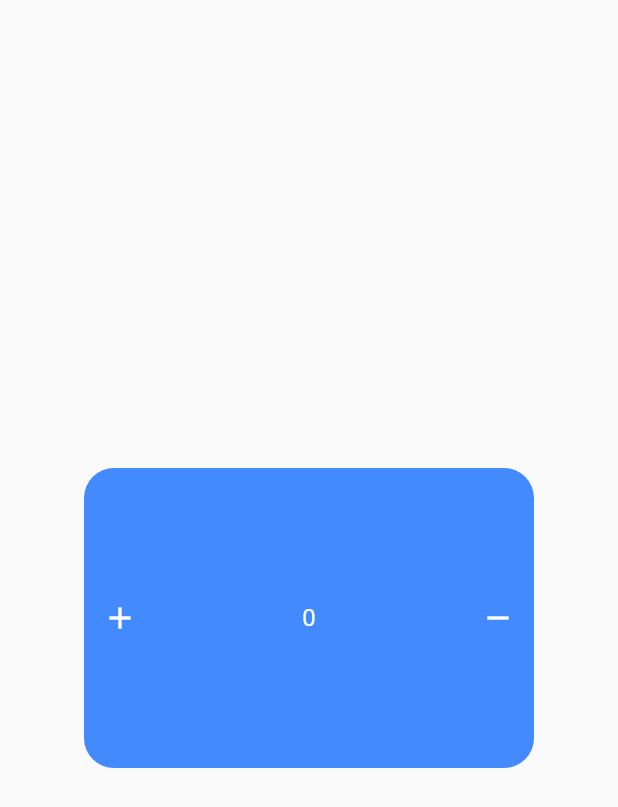
After one commit to ahmedeidhefny/get_x_ecosystem_fluter_master, a Flutter app: the screen it shows after launch, after a tap on the "add" icon, after a tap on the "remove" icon, on a phone screen of 412 x 824 dp. The commit adds this screen. Shown: the top 807 px of the screen. Run offline on Flutter 3.47's test engine with Material 2 defaults, Android fonts, the phone set to English and light mode, and no system bars; our stand-ins replace get.

Commit message:
[NEW] GetX 1- State Management (GET BUILDER)

```diff
--- /dev/null
+++ b/lib/controller/counter_controller.dart
@@ -0,0 +1,16 @@
+import 'package:get/get.dart';
+
+class CounterController extends GetxController {
+  int count = 0;
+
+  void increament() {
+    count++;
+    update();
+  }
+
+  void decreament() {
+    if (count <= 0) return;
+    count--;
+    update();
+  }
+}
--- a/lib/main.dart
+++ b/lib/main.dart
@@ -1,9 +1,11 @@
 import 'package:flutter/material.dart';
 import 'package:get/get.dart';
+import 'package:get_x_ecosystem_fluter_master/view/Home.dart';
 import 'package:get_x_ecosystem_fluter_master/view/home.dart';
 import 'package:get_x_ecosystem_fluter_master/view/page_one.dart';
 import 'package:get_x_ecosystem_fluter_master/view/page_three.dart';
 import 'package:get_x_ecosystem_fluter_master/view/page_two.dart';
+import 'view/screens/counter.dart';
 
 void main() {
   runApp(const MyApp());
@@ -25,7 +27,7 @@ class MyApp extends StatelessWidget {
       theme: ThemeData(
         primarySwatch: Colors.blue,
       ),
-      home: Home(),
+      home: CounterPage(),
     );
   }
 }
--- /dev/null
+++ b/lib/view/screens/counter.dart
@@ -0,0 +1,50 @@
+import 'package:flutter/material.dart';
+import 'package:get/get.dart';
+import 'package:get_x_ecosystem_fluter_master/controller/counter_controller.dart';
+
+class CounterPage extends StatelessWidget {
+  @override
+  Widget build(BuildContext context) {
+    return Scaffold(
+      body: Center(
+        child: Container(
+          width: 300,
+          height: 200,
+          decoration: BoxDecoration(
+              borderRadius: BorderRadius.circular(20.0),
+              color: Colors.blueAccent),
+          child: GetBuilder<CounterController>(
+            init: CounterController(),
+            builder: (controller)=>  Row(
+              mainAxisAlignment: MainAxisAlignment.spaceBetween,
+              children: [
+                IconButton(
+                  onPressed: () {
+                    controller.increament();
+                  },
+                  icon: Icon(
+                    Icons.add,
+                    color: Colors.white,
+                  ),
+                ),
+                Text(
+                  '${controller.count}',
+                  style: TextStyle(fontSize: 16, color: Colors.white),
+                ),
+                IconButton(
+                  onPressed: () {
+                    controller.decreament();
+                  },
+                  icon: Icon(
+                    Icons.remove,
+                    color: Colors.white,
+                  ),
+                ),
+              ],
+            ),
+          ),
+        ),
+      ),
+    );
+  }
+}
```
